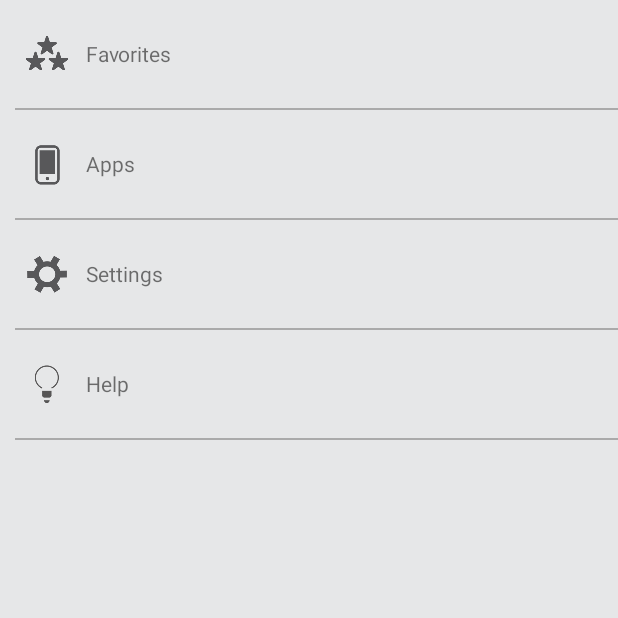
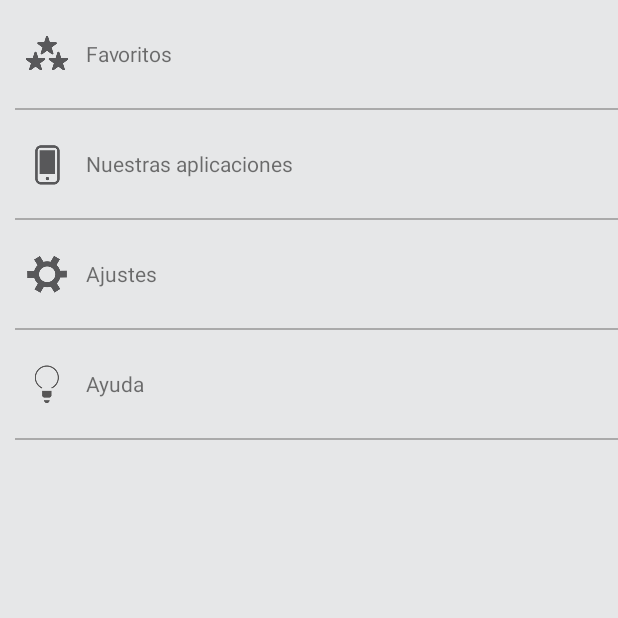
Before and after one commit to dustcollective/5m-android-app, an Android app: the fragment NavigationDrawerFragment placed in its activity, on a phone screen of 412 x 824 dp, the top half of it. Run offline under Robolectric (Android 15) with nearby library versions, the phone set to English and light mode, and no system bars; libraries missing offline, so code that uses them is left out: com.google.android.gms; 11 statements that could not run were skipped.

Commit message:
Updated strings file for each app with new help text.  Avicola has spanish translations

```diff
--- a/_avicola/src/main/res/values/strings.xml
+++ b/_avicola/src/main/res/values/strings.xml
@@ -2,5 +2,49 @@
 <resources>
 
     <string name="app_name">Avicola</string>
+    <string name="territory_all">Mostrar ayuda</string>
+    <string name="navigation_drawer_open">Open navigation drawer</string>
+    <string name="navigation_drawer_close">Close navigation drawer</string>
+
+    <!-- Info -->
+    <string name="info_no_items">Contenido no disponible</string>
+    <string name="help_text_headline">Consejo:</string>
+    <string name="help_text">Bienvenido a la aplicación de ElSitioAvicola. Las últimas noticias sobre agricultura siempre a mano.</string>
+    <string name="help_text_dismiss_button">Aceptar</string>
+
+    <!-- Errors -->
+    <string name="err_fetch_data">Problema de conexión.</string>
+
+    <!-- Menu -->
+    <string name="action_settings">Ajustes</string>
+    <string name="action_favorites">Favoritos</string>
+    <string name="action_search">Buscar</string>
+    <string name="action_share">Share</string>
+    <string name="action_home">Inicio</string>
+    <string name="action_apps">Nuestras aplicaciones</string>
+    <string name="action_help">Ayuda</string>
+
+    <!-- Tabs -->
+    <string name="tab_all">Inicio</string>
+    <string name="tab_news">Noticias</string>
+    <string name="tab_events">Eventos</string>
+
+    <!-- Settings -->
+    <string name="pref_territory">Select territory</string>
+    <string name="pref_territory_summary">Filter the list by territory</string>
+    <string name="pref_territory_title">Territory name</string>
+    <string name="pref_tracking">Tracking</string>
+    <string name="pref_enable_ga">Enable google analytics</string>
+    <string name="pref_exit">Save and exit</string>
+
+    <!-- Favorites -->
+    <string name="fav_added">Sus eventos favoritos se han sincronizado con el calendario.</string>
+    <string name="fav_removed">Sus eventos favoritos se han sincronizado con el calendario.</string>
+
+    <!-- Rate the app -->
+    <string name="rate_title">Rate the app</string>
+    <string name="rate_description">If you like our app, please let us know about it.</string>
+    <string name="rate_positive">Sure</string>
+    <string name="rate_negative">No, thanks</string>
 
 </resources>
--- a/_beef/src/main/res/values/strings.xml
+++ b/_beef/src/main/res/values/strings.xml
@@ -3,4 +3,7 @@
 
     <string name="app_name">Beef</string>
 
+    <string name="help_text_headline">Tip:</string>
+    <string name="help_text">Welcome to The Beef Site App.  The latest beef news at the tip of your finger.</string>
+
 </resources>
--- a/_cattle/src/main/res/values/strings.xml
+++ b/_cattle/src/main/res/values/strings.xml
@@ -3,4 +3,6 @@
 
     <string name="app_name">Cattle</string>
 
+    <string name="help_text_headline">Tip:</string>
+    <string name="help_text">Welcome to The Cattle Site App.  The latest cattle news at the tip of your finger.</string>
 </resources>
--- a/_crop/src/main/res/values/strings.xml
+++ b/_crop/src/main/res/values/strings.xml
@@ -3,4 +3,7 @@
 
     <string name="app_name">Crop</string>
 
+    <string name="help_text_headline">Tip:</string>
+    <string name="help_text">Welcome to The Crop Site App.  The latest crop news at the tip of your finger.</string>
+
 </resources>
--- a/_dairy/src/main/res/values/strings.xml
+++ b/_dairy/src/main/res/values/strings.xml
@@ -3,4 +3,7 @@
 
     <string name="app_name">Dairy</string>
 
+    <string name="help_text_headline">Tip:</string>
+    <string name="help_text">Welcome to The Dairy Site App.  The latest dairy news at the tip of your finger.</string>
+
 </resources>
--- a/_fish/src/main/res/values/strings.xml
+++ b/_fish/src/main/res/values/strings.xml
@@ -3,4 +3,7 @@
 
     <string name="app_name">Fish</string>
 
+    <string name="help_text_headline">Tip:</string>
+    <string name="help_text">Welcome to The Fish Site App.  The latest fish news at the tip of your finger.</string>
+
 </resources>
--- a/_meat/src/main/res/values/strings.xml
+++ b/_meat/src/main/res/values/strings.xml
@@ -3,4 +3,7 @@
 
     <string name="app_name">Meat</string>
 
+    <string name="help_text_headline">Tip:</string>
+    <string name="help_text">Welcome to The Meat Site App.  The latest meat news at the tip of your finger.</string>
+
 </resources>
--- a/_pig/src/main/res/values/strings.xml
+++ b/_pig/src/main/res/values/strings.xml
@@ -3,4 +3,7 @@
 
     <string name="app_name">Pig</string>
 
+    <string name="help_text_headline">Tip:</string>
+    <string name="help_text">Welcome to The Pig Site App.  The latest pig news at the tip of your finger.</string>
+
 </resources>
--- a/_poultry/src/main/res/values/strings.xml
+++ b/_poultry/src/main/res/values/strings.xml
@@ -3,4 +3,7 @@
 
     <string name="app_name">Poultry</string>
 
+    <string name="help_text_headline">Tip:</string>
+    <string name="help_text">Welcome to The Poultry Site App.  The latest poultry news at the tip of your finger.</string>
+
 </resources>
```
